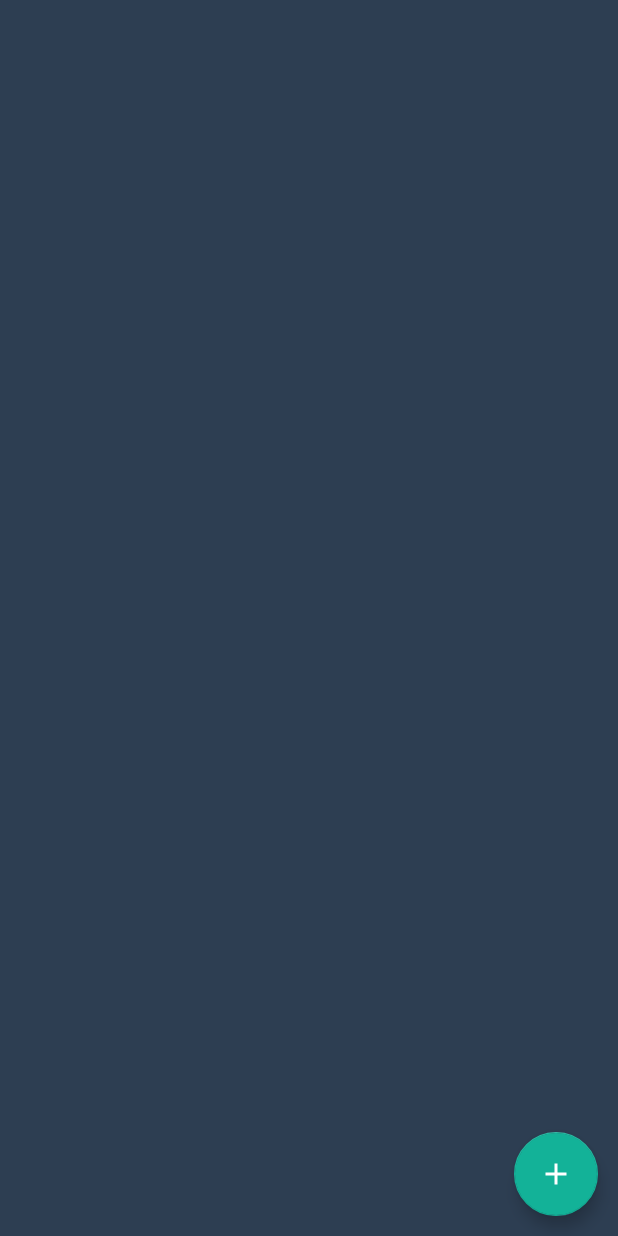
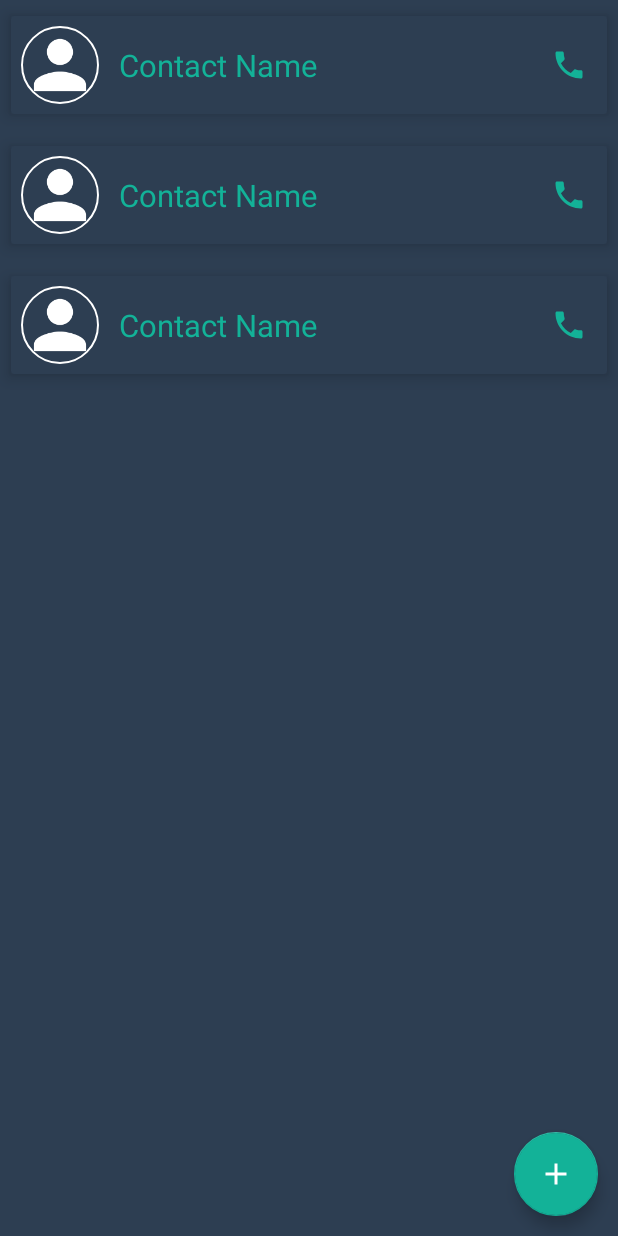
Before and after one commit to cristiandronache03/ConstactAgenda, an Android app: the layout activity_main.xml on its own in the app's theme, with its tools: preview values and no code run, on a phone screen of 412 x 824 dp. Run offline under Robolectric (Android 15) with nearby library versions, the phone set to English and light mode, and no system bars.

Commit message:
created adapter for contact displayed list of contacts on main activity

```diff
--- a/app/src/main/java/com/example/contactagenda/AddContact.java
+++ b/app/src/main/java/com/example/contactagenda/AddContact.java
@@ -151,9 +151,9 @@ public class AddContact extends AppCompatActivity {
         }
         else{
             Contact contact = new Contact(name,phone,email,organization,relationship,""+imageUri);
-            dbHandler.addContact(contact);
+            long id = dbHandler.addContact(contact);
 
-            Toast.makeText(getApplicationContext(), "Saved",Toast.LENGTH_SHORT).show();
+            Toast.makeText(getApplicationContext(), "Saved " + id + " name " + name,Toast.LENGTH_SHORT).show();
         }
 
     }
--- a/app/src/main/java/com/example/contactagenda/Contact.java
+++ b/app/src/main/java/com/example/contactagenda/Contact.java
@@ -3,7 +3,7 @@ package com.example.contactagenda;
 public class Contact {
 
     int id;
-    String name,number,email,organization,relationship,image;
+    String name,number,email,organization,relationship,image=null;
 
     public Contact(){
 
--- a/app/src/main/res/layout/activity_main.xml
+++ b/app/src/main/res/layout/activity_main.xml
@@ -6,6 +6,14 @@
     android:layout_height="match_parent"
     android:background="@color/colorSecondary"
     tools:context=".MainActivity">
+
+
+    <androidx.recyclerview.widget.RecyclerView
+        android:id="@+id/contactRv"
+        android:layout_width="match_parent"
+        android:layout_height="match_parent"
+        tools:listitem="@layout/row_contact_item"
+        app:layoutManager="androidx.recyclerview.widget.LinearLayoutManager"/>
 
     <com.google.android.material.floatingactionbutton.FloatingActionButton
         android:id="@+id/fab"
--- /dev/null
+++ b/app/src/main/res/layout/row_contact_item.xml
@@ -0,0 +1,45 @@
+<?xml version="1.0" encoding="utf-8"?>
+<androidx.cardview.widget.CardView xmlns:android="http://schemas.android.com/apk/res/android"
+    android:layout_width="match_parent"
+    android:layout_height="wrap_content"
+    xmlns:app="http://schemas.android.com/apk/res-auto"
+    android:backgroundTint="@color/colorSecondary"
+    app:cardUseCompatPadding="true"
+    app:cardElevation="@dimen/_5sdp">
+
+    <RelativeLayout
+        android:layout_width="match_parent"
+        android:layout_height="wrap_content">
+        <de.hdodenhof.circleimageview.CircleImageView
+            android:id="@+id/contact_image"
+            android:layout_width="@dimen/_50sdp"
+            android:layout_height="@dimen/_50sdp"
+            android:src="@drawable/baseline_person_24"
+            app:civ_border_width="@dimen/_1sdp"
+            app:civ_border_color="@color/white"
+            android:padding="@dimen/_5sdp"/>
+        <TextView
+            android:id="@+id/contact_name"
+            android:layout_width="match_parent"
+            android:layout_height="wrap_content"
+            android:text="Contact Name"
+            android:textColor="@color/colorTextPrimary"
+            android:layout_marginStart="@dimen/_5sdp"
+            android:layout_toEndOf="@+id/contact_image"
+            android:layout_toStartOf="@+id/contact_number_dial"
+            android:layout_centerInParent="true"
+            android:textSize="@dimen/_16sdp"/>
+        <ImageView
+            android:id="@+id/contact_number_dial"
+            android:layout_width="wrap_content"
+            android:layout_height="wrap_content"
+            android:src="@drawable/baseline_local_phone_24"
+            android:layout_alignParentEnd="true"
+            android:layout_centerInParent="true"
+            android:layout_marginEnd="@dimen/_10sdp"
+            app:tint="@color/colorTextPrimary" />
+
+
+    </RelativeLayout>
+
+</androidx.cardview.widget.CardView>
```
Also changed, not shown: app/src/main/java/com/example/contactagenda/AdapterContact.java (added, +81 -0 lines), app/src/main/java/com/example/contactagenda/DBHandler.java (+11 -7 lines), app/src/main/java/com/example/contactagenda/MainActivity.java (+28 -0 lines).
